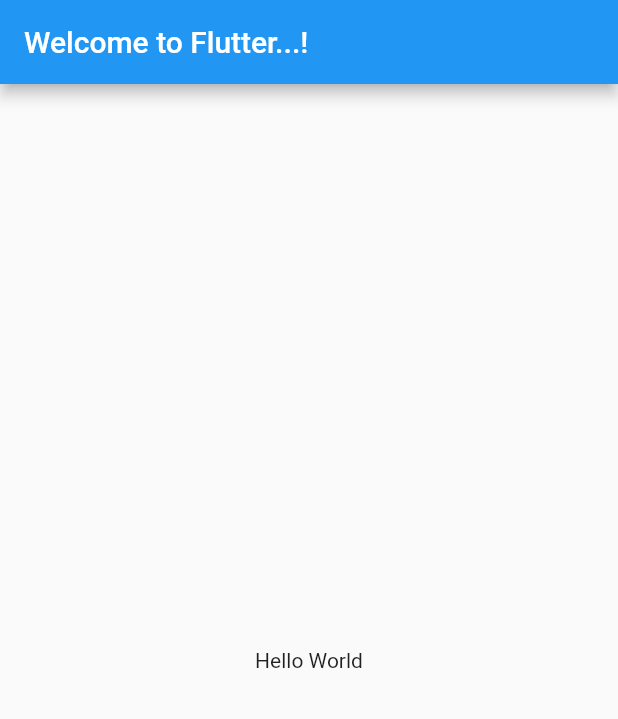
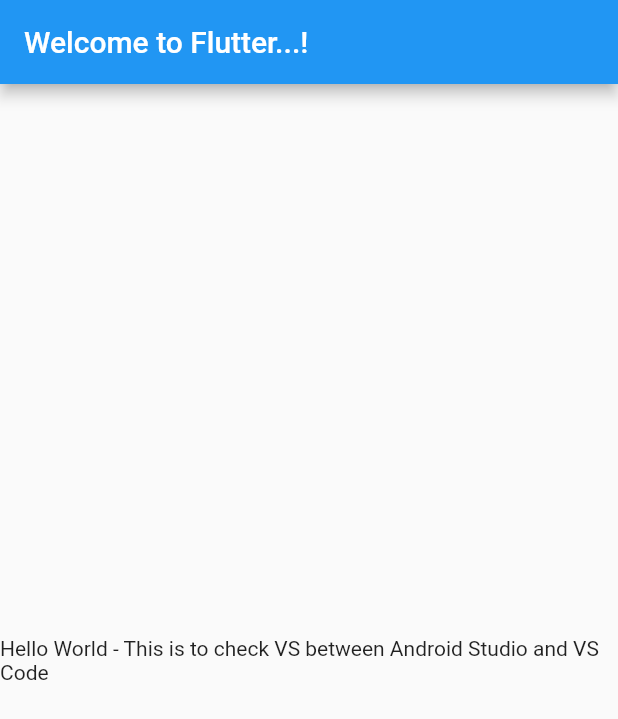
Before and after one commit to isuruatapattu/flutter_testing, a Flutter app: the screen it shows after launch, on a phone screen of 412 x 824 dp. Shown: the top 719 px of the screen. Run offline on Flutter 3.47's test engine with Material 2 defaults, Android fonts, the phone set to English and light mode, and no system bars.

Commit message:
updated message

```diff
--- a/sample_project/lib/main.dart
+++ b/sample_project/lib/main.dart
@@ -2,7 +2,7 @@ import 'package:flutter/material.dart';
 
 void main() => runApp(const MyApp());
 
-class MyApp extends StatelessWidget{
+class MyApp extends StatelessWidget {
   const MyApp({super.key});
 
   @override
@@ -14,9 +14,8 @@ class MyApp extends StatelessWidget{
               title: const Text('Welcome to Flutter...!'),
             ),
             body: const Center(
-          child: Text('Hello World'),
-        )
-      )
-    );
+              child: Text(
+                  'Hello World - This is to check VS between Android Studio and VS Code'),
+            )));
   }
 }
```
Lines whose indentation alone changed are shown as unchanged.
